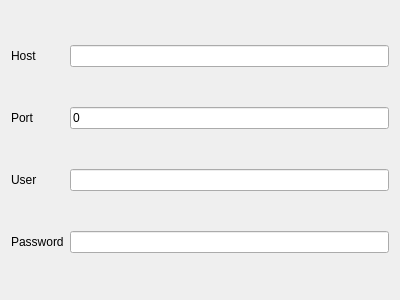
fritzone/ddm, file src/reverse_eng/ReverseEngineerWizardWelcomeForm.ui: the form before one commit.
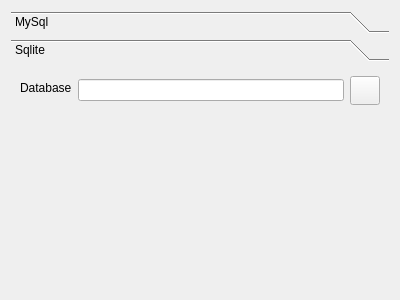
The form after the commit. Icons and pictures are not drawn.

Patch:
```diff
--- a/src/reverse_eng/ReverseEngineerWizardWelcomeForm.ui
+++ b/src/reverse_eng/ReverseEngineerWizardWelcomeForm.ui
@@ -14,33 +14,31 @@
    <string>Form</string>
   </property>
   <layout class="QGridLayout" name="gridLayout">
-   <item row="3" column="0">
-    <widget class="QLabel" name="label_5">
-     <property name="text">
-      <string>Password</string>
+   <item row="1" column="0">
+    <widget class="QToolBox" name="toolBox">
+     <property name="currentIndex">
+      <number>1</number>
      </property>
-    </widget>
-   </item>
-   <item row="2" column="1">
-    <widget class="QLineEdit" name="txtDatabaseUser"/>
-   </item>
-   <item row="2" column="0">
-    <widget class="QLabel" name="label_4">
-     <property name="text">
-      <string>User</string>
-     </property>
-    </widget>
-   </item>
-   <item row="0" column="1">
-    <widget class="QLineEdit" name="txtDatabaseHost"/>
-   </item>
-   <item row="3" column="1">
-    <widget class="QLineEdit" name="txtDatabasePassword">
-     <property name="echoMode">
-      <enum>QLineEdit::Password</enum>
-     </property>
-    </widget>
-   </item>
+     <widget class="QWidget" name="page">
+      <property name="geometry">
+       <rect>
+        <x>0</x>
+        <y>0</y>
+        <width>382</width>
+        <height>222</height>
+       </rect>
+      </property>
+      <attribute name="icon">
+       <iconset resource="../dbm.qrc">
+        <normaloff>:/images/actions/images/small/mysql.png</normaloff>:/images/actions/images/small/mysql.png</iconset>
+      </attribute>
+      <attribute name="label">
+       <string>MySql</string>
+      </attribute>
+      <attribute name="toolTip">
+       <string>Reverse engineer a MySql database</string>
+      </attribute>
+      <layout class="QFormLayout" name="formLayout">
    <item row="0" column="0">
     <widget class="QLabel" name="label">
      <property name="text">
@@ -48,6 +46,9 @@
      </property>
     </widget>
    </item>
+       <item row="0" column="1">
+        <widget class="QLineEdit" name="txtDatabaseHost"/>
+       </item>
    <item row="1" column="0">
     <widget class="QLabel" name="label_2">
      <property name="text">
@@ -62,14 +63,100 @@
      </property>
     </widget>
    </item>
-  </layout>
- </widget>
- <tabstops>
-  <tabstop>txtDatabaseHost</tabstop>
-  <tabstop>txtPort</tabstop>
-  <tabstop>txtDatabaseUser</tabstop>
-  <tabstop>txtDatabasePassword</tabstop>
- </tabstops>
- <resources/>
+       <item row="2" column="0">
+        <widget class="QLabel" name="label_4">
+         <property name="text">
+          <string>User</string>
+         </property>
+        </widget>
+       </item>
+       <item row="2" column="1">
+        <widget class="QLineEdit" name="txtDatabaseUser"/>
+       </item>
+       <item row="3" column="0">
+        <widget class="QLabel" name="label_5">
+         <property name="text">
+          <string>Password</string>
+         </property>
+        </widget>
+       </item>
+       <item row="3" column="1">
+        <widget class="QLineEdit" name="txtDatabasePassword">
+         <property name="echoMode">
+          <enum>QLineEdit::Password</enum>
+         </property>
+        </widget>
+       </item>
+      </layout>
+     </widget>
+     <widget class="QWidget" name="page_2">
+      <property name="geometry">
+       <rect>
+        <x>0</x>
+        <y>0</y>
+        <width>382</width>
+        <height>222</height>
+       </rect>
+      </property>
+      <attribute name="icon">
+       <iconset resource="../dbm.qrc">
+        <normaloff>:/images/actions/images/small/sqlite-icon.png</normaloff>:/images/actions/images/small/sqlite-icon.png</iconset>
+      </attribute>
+      <attribute name="label">
+       <string>Sqlite</string>
+      </attribute>
+      <attribute name="toolTip">
+       <string>Reverse Engineer an Sqlite database</string>
+      </attribute>
+      <layout class="QFormLayout" name="formLayout_2">
+       <item row="0" column="0">
+        <widget class="QLabel" name="label_3">
+         <property name="text">
+          <string>Database</string>
+         </property>
+        </widget>
+       </item>
+       <item row="0" column="1">
+        <layout class="QHBoxLayout" name="horizontalLayout">
+         <item>
+          <widget class="QLineEdit" name="txtSqliteFilename"/>
+         </item>
+         <item>
+          <widget class="QToolButton" name="btnBrowseForFile">
+           <property name="enabled">
+            <bool>true</bool>
+           </property>
+           <property name="toolTip">
+            <string>Create a new database</string>
+           </property>
+           <property name="statusTip">
+            <string>Create a new database</string>
+           </property>
+           <property name="text">
+            <string/>
+           </property>
+           <property name="icon">
+            <iconset resource="../dbm.qrc">
+             <normaloff>:/images/actions/images/big/folder_yellow.png</normaloff>:/images/actions/images/big/folder_yellow.png</iconset>
+           </property>
+           <property name="iconSize">
+            <size>
+             <width>22</width>
+             <height>22</height>
+            </size>
+           </property>
+          </widget>
+         </item>
+        </layout>
+       </item>
+      </layout>
+     </widget>
+    </widget>
+   </item>
+  </layout>
+ </widget>
+ <resources>
+  <include location="../dbm.qrc"/>
+ </resources>
  <connections/>
 </ui>
```
Lines whose indentation alone changed are shown as unchanged.
